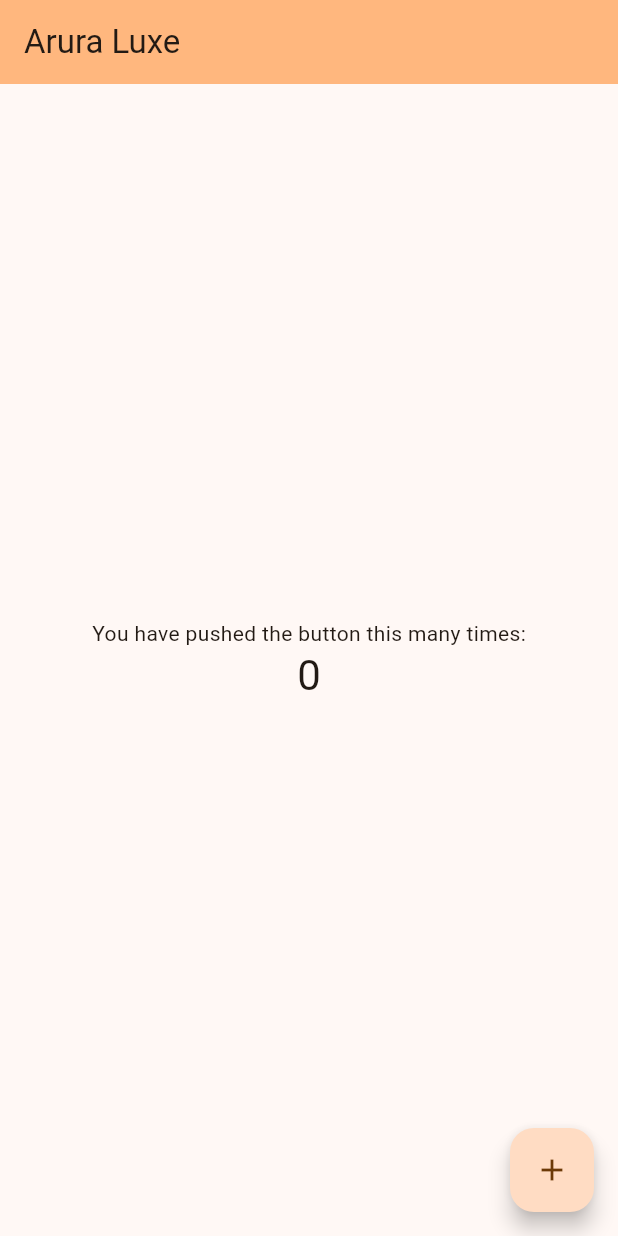
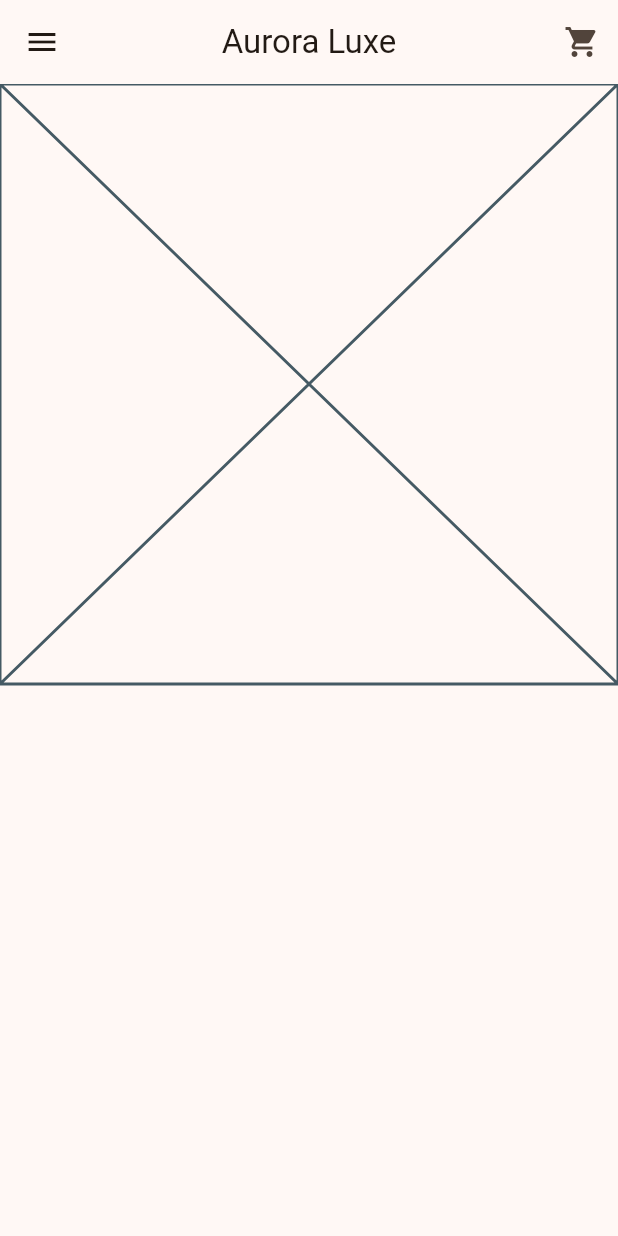
Before and after one commit to Dinisdu123/Demo, a Flutter app: the screen it shows after launch, on a phone screen of 412 x 824 dp. Run offline on Flutter 3.47's test engine with Material 3 defaults, Android fonts, the phone set to English and light mode, and no system bars.

Commit message:
page setup screens - main image index page

```diff
--- /dev/null
+++ b/lib/Screens/HomePage.dart
@@ -0,0 +1,38 @@
+import 'package:flutter/material.dart';
+
+class HomePage extends StatelessWidget {
+  const HomePage({super.key});
+
+  @override
+  Widget build(BuildContext context) {
+    return Scaffold(
+        appBar: AppBar(
+          title: const Text("Aurora Luxe"),
+          centerTitle: true,
+          actions: [
+            IconButton(icon: Icon(Icons.shopping_cart), onPressed: () {})
+          ],
+          leading: IconButton(
+            icon: Icon(Icons.menu),
+            onPressed: () {},
+          ),
+        ),
+        body: SingleChildScrollView(
+          child: Column(
+            crossAxisAlignment: CrossAxisAlignment.start,
+            children: [
+              const MainImg(),
+            ],
+          ),
+        ));
+  }
+}
+
+class MainImg extends StatelessWidget {
+  const MainImg({super.key});
+
+  @override
+  Widget build(BuildContext context) {
+    return const Placeholder();
+  }
+}
--- a/lib/main.dart
+++ b/lib/main.dart
@@ -1,3 +1,4 @@
+import 'package:assingment/Screens/HomePage.dart';
 import 'package:flutter/material.dart';
 
 void main() {
@@ -17,55 +18,7 @@ class MyApp extends StatelessWidget {
               seedColor: const Color.fromARGB(255, 146, 84, 26)),
           useMaterial3: true,
         ),
-      home: const HomePage(title: 'Arura Luxe'),
-    );
+        // home: const HomePage(title: 'Arura Luxe'),
+        home: HomePage());
   }
 }
-
-class HomePage extends StatefulWidget {
-  const HomePage({super.key, required this.title});
-
-  final String title;
-
-  @override
-  State<HomePage> createState() => _MyHomePageState();
-}
-
-class _MyHomePageState extends State<HomePage> {
-  int _counter = 0;
-
-  void _incrementCounter() {
-    setState(() {
-      _counter++;
-    });
-  }
-
-  @override
-  Widget build(BuildContext context) {
-    return Scaffold(
-      appBar: AppBar(
-        backgroundColor: Theme.of(context).colorScheme.inversePrimary,
-        title: Text(widget.title),
-      ),
-      body: Center(
-        child: Column(
-          mainAxisAlignment: MainAxisAlignment.center,
-          children: <Widget>[
-            const Text(
-              'You have pushed the button this many times:',
-            ),
-            Text(
-              '$_counter',
-              style: Theme.of(context).textTheme.headlineMedium,
-            ),
-          ],
-        ),
-      ),
-      floatingActionButton: FloatingActionButton(
-        onPressed: _incrementCounter,
-        tooltip: 'Increment',
-        child: const Icon(Icons.add),
-      ), // This trailing comma makes auto-formatting nicer for build methods.
-    );
-  }
-}
```
Lines whose indentation alone changed are shown as unchanged.
